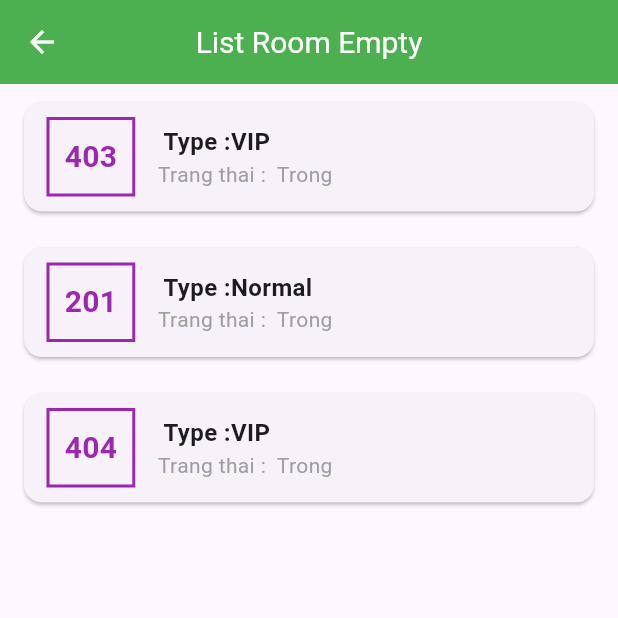
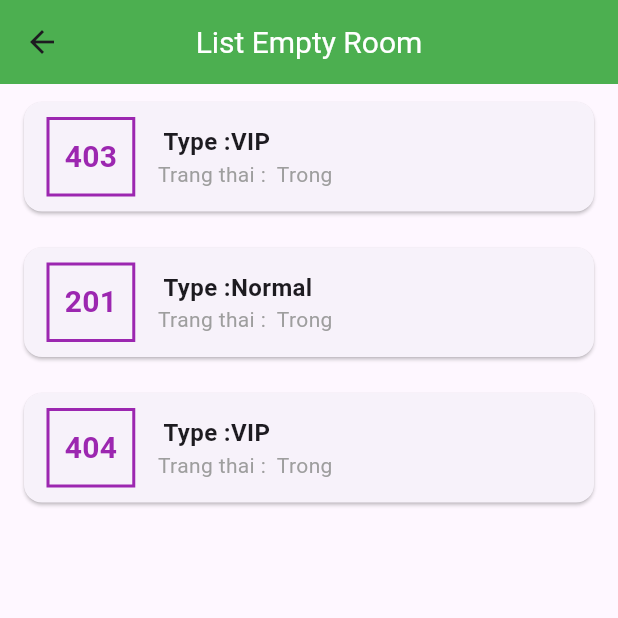
Before and after one commit to trandai03/middle_mobile, a Flutter app: the QuanLyRoomEmpty screen opened directly, on a phone screen of 412 x 824 dp, the top half of it. Run offline on Flutter 3.47's test engine with Material 3 defaults, Android fonts, the phone set to English and light mode, and no system bars; our stand-ins replace settings_ui.

Commit message:
Listroom_empty
Chỉnh sửa list room empty

```diff
--- a/lib/modules/room.dart
+++ b/lib/modules/room.dart
@@ -57,7 +57,7 @@ class RoomProvider with ChangeNotifier {
     notifyListeners();
   }
 
-  void deleteStudent(Room room) {
+  void deleteRoom(Room room) {
     dsRoom.remove(room);
     notifyListeners();
   }
--- a/lib/widgets/list_Room.dart
+++ b/lib/widgets/list_Room.dart
@@ -7,7 +7,7 @@ class DanhSachRoom extends StatelessWidget {
   final List<Room> danhSachRoom;
   DanhSachRoom(this.danhSachRoom);
   void _deleteRoom(BuildContext context, Room room) {
-    Provider.of<RoomProvider>(context, listen: false).deleteStudent(room);
+    Provider.of<RoomProvider>(context, listen: false).deleteRoom(room);
   }
 
   @override
--- a/lib/widgets/list_room_empty.dart
+++ b/lib/widgets/list_room_empty.dart
@@ -2,44 +2,30 @@ import 'package:flutter/material.dart';
 import 'package:project/modules/room.dart';
 import './home_page.dart';
 import './quanlyphong.dart';
+import 'package:provider/provider.dart';
 
-class ListRoomEmpty extends StatelessWidget{
+class ListRoomEmpty extends StatelessWidget {
   final List<Room> danhSachRoom;
+  ListRoomEmpty(this.danhSachRoom);
 
-  ListRoomEmpty(this.danhSachRoom);
   @override
   Widget build(BuildContext context) {
-    return Scaffold(
-      appBar: AppBar(
-        title: Text(
-          "List Room Empty",
-          style: TextStyle(
-            fontSize: 20,
-            color: Colors.white,
-          ),
-        ),
-        centerTitle: true,
-        backgroundColor: Colors.green,
-        leading: IconButton(
-          icon: Icon(Icons.arrow_back),
-          onPressed: () {
-            Navigator.of(context).pop();
-          },
-          color: Colors.white,
-        ),
-      ),
-      body: Container(
-        child: SingleChildScrollView(
-          child: Column(
-            children: danhSachRoom.map((room) {
+    return SingleChildScrollView(
+      child: Consumer<RoomProvider>(
+        builder: (context, roomProvider, child) {
+          if (roomProvider.currentRoom.isNotEmpty) {
+            return Column(
+              children: roomProvider.currentRoom
+                  .where((room) => room.empty == true)
+                  .map((room) {
                 final String trangThai;
-              if(room.empty==true){
+                if (room.empty == true) {
                   trangThai = " Trong";
-              }else{
-                trangThai = " Khong trong";
+                } else {
+                  trangThai = " Full";
                 }
                 return TextButton(
-                onPressed: (){
+                  onPressed: () {
                     _showCompleteDialog(context);
                   },
                   child: Card(
@@ -54,7 +40,7 @@ class ListRoomEmpty extends StatelessWidget{
                             border: Border.all(
                               color: Colors.purple,
                               width: 2,
-                            )
+                            ),
                           ),
                           padding: EdgeInsets.all(10),
                           child: Text(
@@ -63,17 +49,17 @@ class ListRoomEmpty extends StatelessWidget{
                               fontWeight: FontWeight.bold,
                               fontSize: 20,
                               color: Colors.purple,
-                            )
+                            ),
                           ),
                         ),
                         Column(
                           crossAxisAlignment: CrossAxisAlignment.start,
                           children: [
                             Text(
-                            ' Type :' + room.type ,
+                              ' Type :' + room.type,
                               style: TextStyle(
                                 fontSize: 16,
-                                fontWeight: FontWeight.bold
+                                fontWeight: FontWeight.bold,
                               ),
                             ),
                             Text(
@@ -89,8 +75,19 @@ class ListRoomEmpty extends StatelessWidget{
                   ),
                 );
               }).toList(),
+            );
+          } else {
+            return Center(
+              child: const Text(
+                'Chưa thêm phòng nào',
+                style: TextStyle(
+                  fontSize: 16,
+                  fontWeight: FontWeight.bold,
                 ),
               ),
+            );
+          }
+        },
       ),
     );
   }
@@ -106,8 +103,7 @@ Future<void> _showCompleteDialog(BuildContext context) async {
         actions: <Widget>[
           TextButton(
             onPressed: () {
-              Navigator.push(
-                  context, MaterialPageRoute(builder: (context) {
+              Navigator.push(context, MaterialPageRoute(builder: (context) {
                 // do something
                 return MyHomePage();
               }));
@@ -120,38 +116,31 @@ Future<void> _showCompleteDialog(BuildContext context) async {
   );
 }
 
-class QuanLyRoomEmpty extends StatefulWidget{
-
+class QuanLyRoomEmpty extends StatefulWidget {
   @override
   State<QuanLyRoomEmpty> createState() => _QuanLyRoomState();
 }
 
-class _QuanLyRoomState extends State<QuanLyRoomEmpty> {
-  final List<Room> danhSachRoom = [
-    Room(
-      maPhong: "403",
-      empty: true,
-      type: "VIP",
-      floor: "4",
-    ),
-
-    Room(
-      maPhong: "201",
-      empty: true,
-      type: "Normal",
-      floor: "2",
-    ),
-
-    Room(
-      maPhong: "404",
-      empty: true,
-      type: "VIP",
-      floor: "4",
-    )
-  ];
+class _QuanLyRoomState extends State<QuanLyRoomEmpty> with ChangeNotifier {
+  final List<Room> danhSachRoom = [];
 
   @override
-  Widget build(BuildContext context){
-    return ListRoomEmpty(danhSachRoom);
+  Widget build(BuildContext context) {
+    return Scaffold(
+      appBar: AppBar(
+        title: Text(
+          "List Empty Room",
+          style: TextStyle(
+            fontSize: 20,
+            color: Colors.white,
+          ),
+        ),
+        centerTitle: true,
+        backgroundColor: Colors.green,
+      ),
+      body: Container(
+        child: ListRoomEmpty(danhSachRoom),
+      ),
+    );
   }
 }
```
Lines whose indentation alone changed are shown as unchanged.
